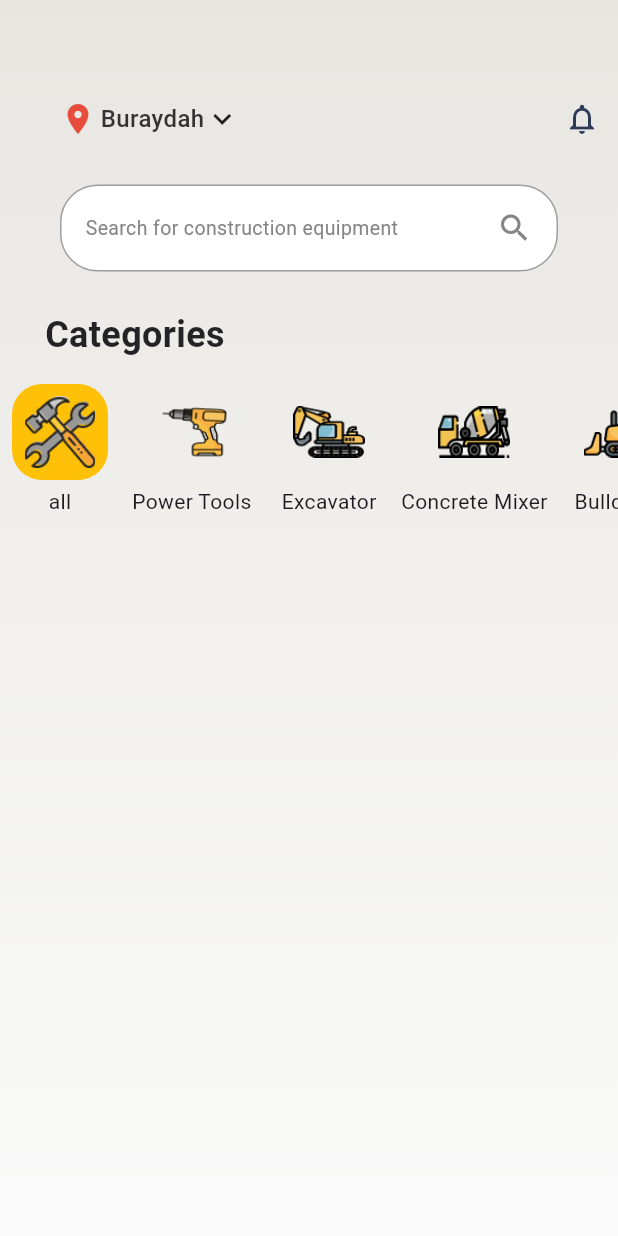
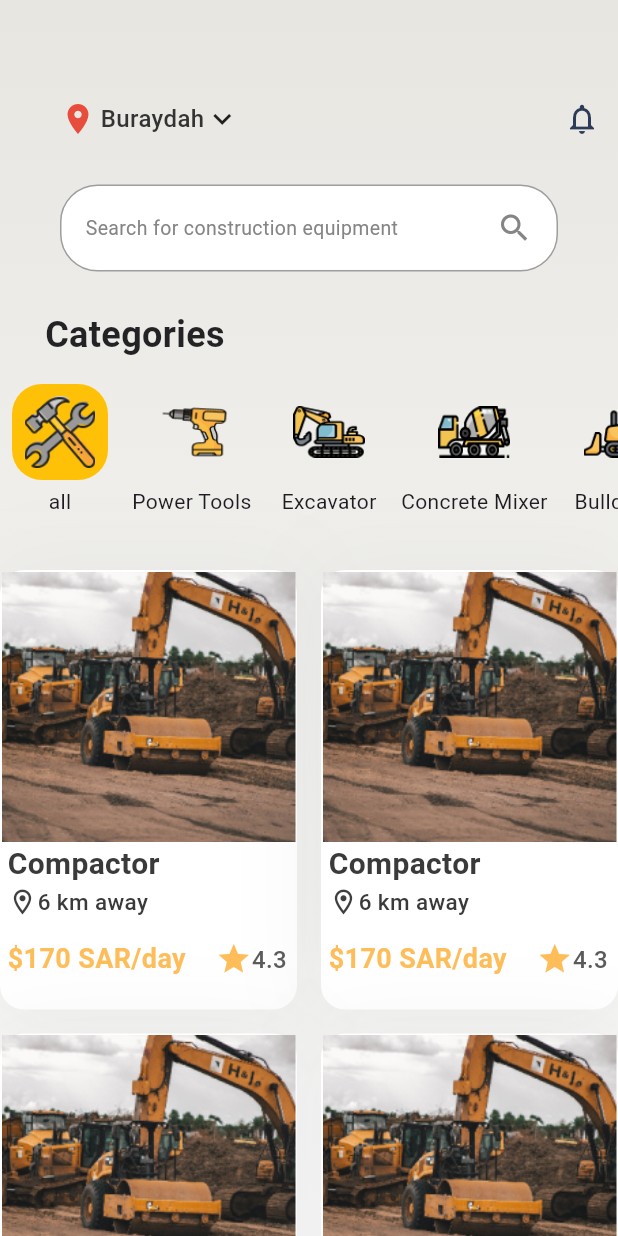
Before and after one commit to JawaherAlmoqati/EKRA, a Flutter app: the HomeeScreen screen opened directly, on a phone screen of 412 x 824 dp. Run offline on Flutter 3.47's test engine with Material 3 defaults, Android fonts, the light colour scheme and no system bars; our stand-ins replace firebase_auth, firebase_core, flutter_vector_icons, get, google_sign_in, sign_in_with_apple and 1 more; accounts and stored records are empty.

Commit message:
product card

```diff
--- /dev/null
+++ b/lib/common/widgets/custom_shapes/rounded_container.dart
@@ -0,0 +1,55 @@
+import 'package:flutter/material.dart';
+
+/// A container widget with rounded corners and customizable properties.
+class RoundedContainer extends StatelessWidget {
+  /// Create a rounded container with customizable properties.
+  ///
+  /// Parameters:
+  ///   - width: The width of the container.
+  ///   - height: The height of the container.
+  ///   - radius: The border radius for the rounded corners.
+  ///   - padding: The padding inside the container.
+  ///   - margin: The margin around the container.
+  ///   - child: The widget to be placed inside the container.
+  ///   - backgroundColor: The background color of the container.
+  ///   - borderColor: The color of the container's border.
+  ///   - showBorder: A flag to determine if the container should have a border.
+  const RoundedContainer({
+    super.key,
+    this.child,
+    this.width,
+    this.height,
+    this.margin,
+    this.showBorder = false,
+    this.padding = const EdgeInsets.all(16),
+    this.borderColor = const Color(0xFFD9D9D9),
+    this.radius = 16,
+    this.backgroundColor = Colors.white,
+  });
+
+  final double? width;
+  final double? height;
+  final double radius;
+  final EdgeInsetsGeometry padding;
+  final EdgeInsets? margin;
+  final Widget? child;
+  final Color backgroundColor;
+  final Color borderColor;
+  final bool showBorder;
+
+  @override
+  Widget build(BuildContext context) {
+    return Container(
+      width: width,
+      height: height,
+      padding: padding,
+      margin: margin,
+      decoration: BoxDecoration(
+        color: backgroundColor,
+        borderRadius: BorderRadius.circular(radius),
+        border: showBorder ? Border.all(color: borderColor) : null,
+      ),
+      child: child,
+    );
+  }
+}
--- /dev/null
+++ b/lib/common/widgets/images/RoundedImage.dart
@@ -0,0 +1,52 @@
+import 'package:flutter/material.dart';
+
+class RoundedImage extends StatelessWidget {
+  const RoundedImage({
+    super.key,
+    this.border,
+    this.padding,
+    this.onPressed,
+    this.width,
+    this.height,
+    this.applyImageRadius = true,
+    required this.imageUrl,
+    this.fit = BoxFit.contain,
+    this.backgroundColor,
+    this.borderRadius = 16,
+  });
+
+  final double? width, height;
+  final String imageUrl;
+  final bool applyImageRadius;
+  final BoxBorder? border;
+  final Color? backgroundColor;
+  final BoxFit? fit;
+  final EdgeInsetsGeometry? padding;
+  final VoidCallback? onPressed;
+  final double borderRadius;
+
+  @override
+  Widget build(BuildContext context) {
+    return GestureDetector(
+      onTap: onPressed,
+      child: Container(
+        width: width,
+        height: height,
+        padding: padding,
+        decoration: BoxDecoration(
+            border: border,
+            color: backgroundColor,
+            borderRadius: BorderRadius.circular(borderRadius)),
+        child: ClipRRect(
+          borderRadius: applyImageRadius
+              ? BorderRadius.circular(borderRadius)
+              : BorderRadius.zero,
+          child: Image(
+            fit: fit,
+            image: AssetImage(imageUrl),
+          ),
+        ),
+      ),
+    );
+  }
+}
--- a/lib/features/shop/screens/home/homesc.dart
+++ b/lib/features/shop/screens/home/homesc.dart
@@ -1,6 +1,7 @@
 import 'package:ekra/features/shop/screens/home/widgets/CategoriesList.dart';
 import 'package:ekra/features/shop/screens/home/widgets/appbar.dart';
 import 'package:ekra/features/shop/screens/home/widgets/hsearchbar.dart';
+import 'package:ekra/features/shop/screens/home/widgets/productcard.dart';
 import 'package:flutter/material.dart';
 
 class HomeeScreen extends StatefulWidget {
@@ -49,13 +50,29 @@ class _HomeeScreenState extends State<HomeeScreen> {
                 ),
               ),
               //const SizedBox(height: 8),
+
               CategoriesList(
                   selectedIndex: selectedIndex,
                   onTap: (index) {
                     setState(() {
                       selectedIndex = index;
                     });
-                  })
+                  }),
+              GridView.builder(
+                itemCount: 4,
+                shrinkWrap: true,
+                physics: const NeverScrollableScrollPhysics(),
+                //scrollDirection: Axis.horizontal,
+                gridDelegate: const SliverGridDelegateWithFixedCrossAxisCount(
+                  crossAxisCount: 2,
+                  mainAxisSpacing: 16,
+                  crossAxisSpacing: 16,
+                  mainAxisExtent: 293,
+                ),
+                itemBuilder: (_, index) => const ProductCard(),
+              )
+
+              //const ProductCard(),
             ],
           ),
         ),
--- /dev/null
+++ b/lib/features/shop/screens/home/widgets/productcard.dart
@@ -0,0 +1,116 @@
+import 'package:ekra/common/widgets/custom_shapes/rounded_container.dart';
+import 'package:ekra/common/widgets/images/RoundedImage.dart';
+import 'package:flutter/material.dart';
+
+class ProductCard extends StatelessWidget {
+  const ProductCard({super.key});
+
+  @override
+  Widget build(BuildContext context) {
+    return GestureDetector(
+      onTap: () {},
+      child: Container(
+        width: 216,
+        height: 293,
+        padding: const EdgeInsets.all(1),
+        decoration: BoxDecoration(
+          boxShadow: [
+            BoxShadow(
+                color: Colors.grey.withOpacity(0.1),
+                blurRadius: 50,
+                spreadRadius: 7,
+                offset: const Offset(0, 2)),
+          ],
+          borderRadius: BorderRadius.circular(16),
+          color: Colors.white,
+        ),
+        child: const Column(
+          crossAxisAlignment: CrossAxisAlignment.start,
+          children: [
+            RoundedContainer(
+              //  height: 180,
+              width: 216,
+              padding: EdgeInsets.zero,
+              backgroundColor: Colors.white,
+              child: Stack(
+                children: [
+                  RoundedImage(
+                    imageUrl: "assets/images/Compactor.png",
+                    applyImageRadius: false,
+                    // height: 199,
+                  ),
+                ],
+              ),
+            ),
+            // SizedBox(height: 8),
+            //details
+            Padding(
+              padding: EdgeInsets.only(left: 4),
+              child: Column(
+                //  mainAxisAlignment: MainAxisAlignment.start,
+                crossAxisAlignment: CrossAxisAlignment.start,
+                children: [
+                  Text(
+                    "Compactor",
+                    style: TextStyle(
+                        color: Color(0xff3A3A3A),
+                        fontSize: 20,
+                        fontWeight: FontWeight.w600),
+                    overflow: TextOverflow.ellipsis,
+                    maxLines: 2,
+                    textAlign: TextAlign.left,
+                  ),
+                  //SizedBox(height: 4),
+                  Row(
+                    children: [
+                      Icon(
+                        Icons.location_on_outlined,
+                        color: Color(0xff3F3F3F),
+                        size: 20,
+                      ),
+                      Text(
+                        "6 km away",
+                        style: TextStyle(
+                          color: Color(0xff3A3A3A),
+                          fontSize: 15,
+                          fontWeight: FontWeight.w500,
+                        ),
+                      )
+                    ],
+                  ),
+                  SizedBox(height: 15),
+
+                  Row(
+                    children: [
+                      Text(
+                        "\$170 SAR/day",
+                        style: TextStyle(
+                          color: Color(0xffFEBD59),
+                          fontSize: 18,
+                          fontWeight: FontWeight.bold,
+                        ),
+                      ),
+                      SizedBox(width: 20),
+                      Icon(
+                        Icons.star,
+                        color: Color(0xffFEBD59),
+                      ),
+                      Text(
+                        "4.3",
+                        style: TextStyle(
+                          color: Color(0xff5A5A5A),
+                          fontSize: 16,
+                          fontWeight: FontWeight.w500,
+                        ),
+                      ),
+                    ],
+                  )
+                ],
+              ),
+            ),
+          ],
+        ),
+      ),
+    );
+  }
+}
```
Also changed, not shown: assets/images/Compactor.png (added).
